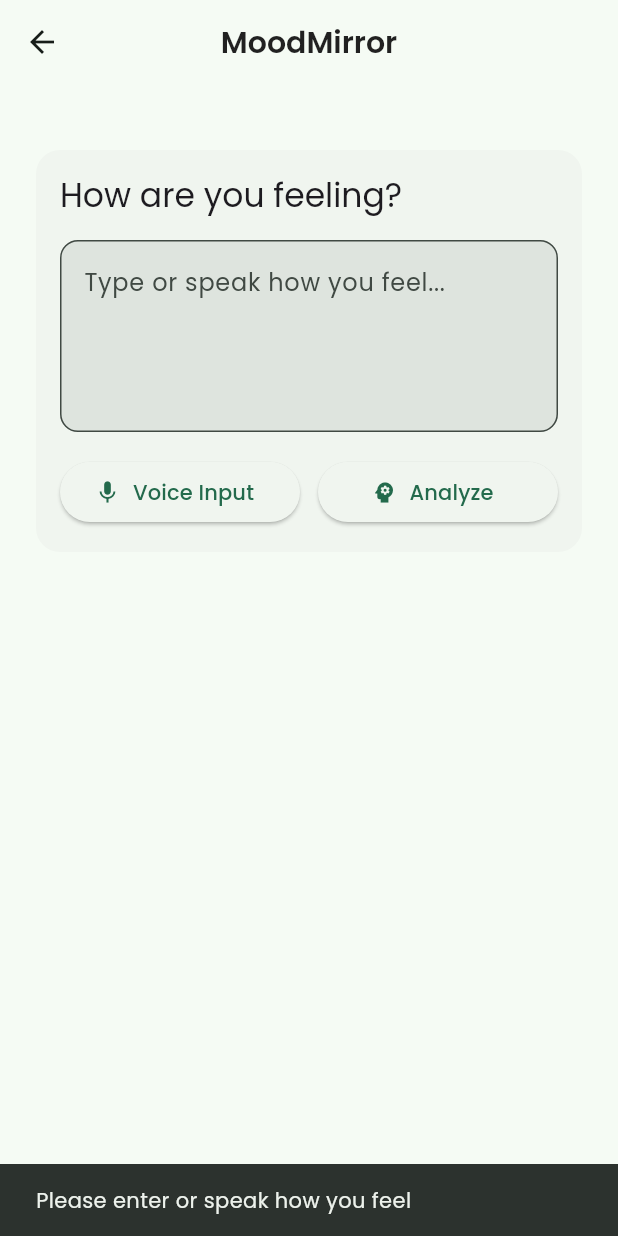
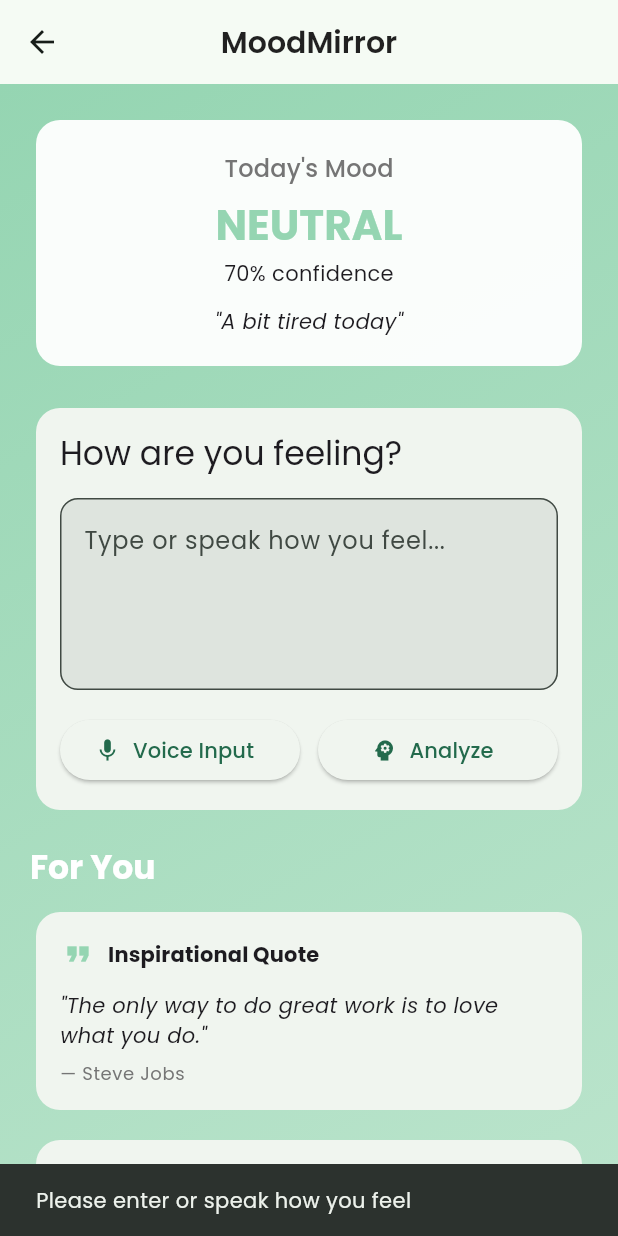
Before and after one commit to Nusrat207/serenote, a Flutter app: the screen it shows after launch, item 2 of the bottom bar chosen, after a tap on "Analyze", on a phone screen of 412 x 824 dp. Run offline on Flutter 3.47's test engine with Material 3 defaults, Android fonts, the phone set to English and light mode, and no system bars; our stand-ins replace audioplayers, flutter_dotenv, flutter_riverpod, google_fonts, permission_handler, qr_flutter and 5 more; missing offline and left inert: record; accounts and stored records are empty; network calls fail.

Commit message:
fixed supabase integration with mood tracker

```diff
--- a/lib/features/dashboard/presentation/screens/dashboard_screen.dart
+++ b/lib/features/dashboard/presentation/screens/dashboard_screen.dart
@@ -20,8 +20,8 @@ class _DashboardScreenState extends ConsumerState<DashboardScreen> {
   @override
   Widget build(BuildContext context) {
     final allMoods = ref.watch(moodEntriesProvider);
-    final recentMoods =
-        ref.read(moodEntriesProvider.notifier).getRecentEntries(days: 7);
+    final recentMoods = ref.watch(moodEntriesProvider.notifier).getRecentEntries(days: 7);
+
 
     return FutureBuilder<MoodEntry?>(
       future: ref.read(moodEntriesProvider.notifier).getTodaysMood(),
@@ -390,7 +390,7 @@ class _DashboardScreenState extends ConsumerState<DashboardScreen> {
             children: [
               _buildNavItem(
                 icon: Icons.access_time,
-                label: 'Routine',
+                label: 'ToDo',
                 onTap: () {
                   Navigator.push(
                     context,
@@ -421,16 +421,8 @@ class _DashboardScreenState extends ConsumerState<DashboardScreen> {
                   );
                 },
               ),
-              _buildNavItem(
-                icon: Icons.lightbulb_outline,
-                label: 'Inspire',
-                onTap: () {
-                  ScaffoldMessenger.of(context).showSnackBar(
-                    const SnackBar(
-                        content: Text('Inspiration - Coming Soon')),
-                  );
-                },
-              ),
+
+
             ],
           ),
         ),
--- a/lib/features/mood/presentation/providers/mood_provider.dart
+++ b/lib/features/mood/presentation/providers/mood_provider.dart
@@ -1,13 +1,14 @@
 import 'package:flutter_riverpod/flutter_riverpod.dart';
 import 'package:serenote/features/mood/data/models/mood_entry.dart';
 import 'package:serenote/features/mood/data/services/sentiment_service.dart';
-import 'package:serenote/core/database/database_service.dart';
+import 'package:serenote/features/mood/data/services/mood_service.dart';
 import 'package:supabase_flutter/supabase_flutter.dart';
-import '../../data/services/mood_service.dart';
+
 final sentimentServiceProvider = Provider((ref) => SentimentService());
 final moodServiceProvider = Provider((ref) => MoodService());
 
-final moodEntriesProvider = StateNotifierProvider<MoodEntriesNotifier, List<MoodEntry>>(
+final moodEntriesProvider =
+    StateNotifierProvider<MoodEntriesNotifier, List<MoodEntry>>(
   (ref) => MoodEntriesNotifier(
     ref.read(sentimentServiceProvider),
     ref.read(moodServiceProvider),
@@ -17,35 +18,62 @@ final moodEntriesProvider = StateNotifierProvider<MoodEntriesNotifier, List<Mood
 class MoodEntriesNotifier extends StateNotifier<List<MoodEntry>> {
   final SentimentService _sentimentService;
   final MoodService _moodService;
-  //final String _userId = Supabase.instance.client.auth.currentUser!.id;
-  final String _userId = Supabase.instance.client.auth.currentUser?.id ?? '11111111-1111-1111-1111-111111111111';
 
-
-
-  MoodEntriesNotifier(this._sentimentService, this._moodService) : super([]) {
+  MoodEntriesNotifier(this._sentimentService, this._moodService)
+      : super([]) {
     _loadEntries();
   }
 
+  /// Use dummy UUID pre-login
+  String get _userId =>
+      Supabase.instance.client.auth.currentUser?.id ??
+      '11111111-1111-1111-1111-111111111111';
+
+  bool get isDummyUser =>
+      Supabase.instance.client.auth.currentUser == null;
+
+  /// Load moods for user or dummy fallback
   Future<void> _loadEntries() async {
     try {
-      final moods = await _moodService.getMoods(_userId);
-      state = moods;
+      if (isDummyUser) {
+        // Dummy fallback data
+        state = [
+          MoodEntry(
+              id: 0,
+              text: 'Feeling good!',
+              detectedMood: 'joy',
+              confidence: 0.9,
+              timestamp: DateTime.now().subtract(const Duration(days: 1))),
+          MoodEntry(
+              id: 1,
+              text: 'A bit tired today',
+              detectedMood: 'neutral',
+              confidence: 0.7,
+              timestamp: DateTime.now()),
+        ];
+      } else {
+        final moods = await _moodService.getMoods(_userId);
+        state = moods;
+      }
     } catch (e) {
       print('Error loading moods: $e');
+      state = [];
     }
   }
 
-  /// NEW: refresh method for UI buttons or after analyze
-  Future<void> refreshEntries() async {
-    await _loadEntries();
-  }
+  /// Refresh UI
+  Future<void> refreshEntries() async => await _loadEntries();
 
-  Future<Map<String, dynamic>> analyzeMood(String text, {bool isVoiceInput = false}) async {
+  /// Analyze text and add a new mood
+  Future<Map<String, dynamic>> analyzeMood(String text,
+      {bool isVoiceInput = false}) async {
     try {
       final result = await _sentimentService.analyzeEmotions(text);
-
       if (!result['success']) {
-        return {'success': false, 'error': result['error'] ?? 'Failed to analyze mood'};
+        return {
+          'success': false,
+          'error': result['error'] ?? 'Failed to analyze mood'
+        };
       }
 
       final mood = MoodEntry.mapSentimentToMood(result['label']);
@@ -57,10 +85,12 @@ class MoodEntriesNotifier extends StateNotifier<List<MoodEntry>> {
         isVoiceInput: isVoiceInput,
       );
 
-      final id = await _moodService.addMood(entry, _userId);
-      if (id != null) {
-        state = [entry.copyWith(id: id)] + state;
+      int? id;
+      if (!isDummyUser) {
+        id = await _moodService.addMood(entry, _userId);
       }
+
+      state = [entry.copyWith(id: id)] + state;
 
       return {'success': true, 'entry': entry};
     } catch (e) {
@@ -68,10 +98,15 @@ class MoodEntriesNotifier extends StateNotifier<List<MoodEntry>> {
     }
   }
 
+  /// Get today's mood
   Future<MoodEntry?> getTodaysMood() async {
+    if (isDummyUser) {
+      return state.isNotEmpty ? state.last : null;
+    }
     return await _moodService.getTodaysMood(_userId);
   }
 
+  /// Get recent entries
   List<MoodEntry> getRecentEntries({int days = 7}) {
     final cutoff = DateTime.now().subtract(Duration(days: days));
     return state.where((entry) => entry.timestamp.isAfter(cutoff)).toList();
--- a/lib/features/mood/presentation/screens/mood_screen.dart
+++ b/lib/features/mood/presentation/screens/mood_screen.dart
@@ -6,7 +6,6 @@ import 'package:serenote/features/mood/presentation/providers/mood_provider.dart
 import 'package:serenote/features/mood/presentation/providers/inspiration_provider.dart';
 import 'package:serenote/core/theme/mood_colors.dart';
 import 'package:serenote/features/mood/data/models/mood_entry.dart';
-
 
 final todaysMoodProvider = FutureProvider<MoodEntry?>(
   (ref) => ref.read(moodEntriesProvider.notifier).getTodaysMood(),
@@ -86,19 +85,25 @@ class _MoodScreenState extends ConsumerState<MoodScreen> {
       ScaffoldMessenger.of(context).showSnackBar(
         SnackBar(
           content: Text(
-              'Mood detected: ${result['entry'].detectedMood.toUpperCase()}'),
-          backgroundColor:
-              MoodColors.getColorForMood(result['entry'].detectedMood),
+            'Mood detected: ${result['entry'].detectedMood.toUpperCase()}',
+          ),
+          backgroundColor: MoodColors.getColorForMood(
+            result['entry'].detectedMood,
+          ),
         ),
       );
     } else {
-      ScaffoldMessenger.of(context)
-          .showSnackBar(SnackBar(content: Text('Error: ${result['error']}')));
+      ScaffoldMessenger.of(
+        context,
+      ).showSnackBar(SnackBar(content: Text('Error: ${result['error']}')));
     }
+    ref.refresh(todaysMoodProvider);
+    await ref.read(moodEntriesProvider.notifier).refreshEntries();
   }
 
   Future<void> _playPreview(String url) async {
-    if (_audioPlayer.state == PlayerState.playing && _currentPlayingUrl == url) {
+    if (_audioPlayer.state == PlayerState.playing &&
+        _currentPlayingUrl == url) {
       await _audioPlayer.pause();
     } else {
       await _audioPlayer.play(UrlSource(url));
@@ -170,18 +175,17 @@ class _MoodScreenState extends ConsumerState<MoodScreen> {
           children: [
             Text(
               'Today\'s Mood',
-              style: Theme.of(context)
-                  .textTheme
-                  .titleMedium
-                  ?.copyWith(color: Colors.grey.shade600),
+              style: Theme.of(
+                context,
+              ).textTheme.titleMedium?.copyWith(color: Colors.grey.shade600),
             ),
             const SizedBox(height: 8),
             Text(
               mood.detectedMood.toUpperCase(),
               style: Theme.of(context).textTheme.headlineMedium?.copyWith(
-                    fontWeight: FontWeight.bold,
-                    color: MoodColors.getColorForMood(mood.detectedMood),
-                  ),
+                fontWeight: FontWeight.bold,
+                color: MoodColors.getColorForMood(mood.detectedMood),
+              ),
             ),
             const SizedBox(height: 4),
             Text('${(mood.confidence * 100).toStringAsFixed(0)}% confidence'),
@@ -189,10 +193,9 @@ class _MoodScreenState extends ConsumerState<MoodScreen> {
             if (mood.text.isNotEmpty)
               Text(
                 '"${mood.text}"',
-                style: Theme.of(context)
-                    .textTheme
-                    .bodyMedium
-                    ?.copyWith(fontStyle: FontStyle.italic),
+                style: Theme.of(
+                  context,
+                ).textTheme.bodyMedium?.copyWith(fontStyle: FontStyle.italic),
                 textAlign: TextAlign.center,
               ),
           ],
@@ -208,8 +211,10 @@ class _MoodScreenState extends ConsumerState<MoodScreen> {
         child: Column(
           crossAxisAlignment: CrossAxisAlignment.stretch,
           children: [
-            Text('How are you feeling?',
-                style: Theme.of(context).textTheme.titleLarge),
+            Text(
+              'How are you feeling?',
+              style: Theme.of(context).textTheme.titleLarge,
+            ),
             const SizedBox(height: 16),
             TextField(
               controller: _textController,
@@ -217,7 +222,8 @@ class _MoodScreenState extends ConsumerState<MoodScreen> {
               decoration: InputDecoration(
                 hintText: 'Type or speak how you feel...',
                 border: OutlineInputBorder(
-                    borderRadius: BorderRadius.circular(12)),
+                  borderRadius: BorderRadius.circular(12),
+                ),
                 filled: true,
               ),
             ),
@@ -226,12 +232,16 @@ class _MoodScreenState extends ConsumerState<MoodScreen> {
               children: [
                 Expanded(
                   child: ElevatedButton.icon(
-                    onPressed:
-                        _isAnalyzing ? null : (_isListening ? _stopListening : _startListening),
+                    onPressed: _isAnalyzing
+                        ? null
+                        : (_isListening ? _stopListening : _startListening),
                     icon: Icon(_isListening ? Icons.stop : Icons.mic),
                     label: Text(_isListening ? 'Stop' : 'Voice Input'),
                     style: ElevatedButton.styleFrom(
-                        backgroundColor: _isListening ? Colors.red.shade300 : null),
+                      backgroundColor: _isListening
+                          ? Colors.red.shade300
+                          : null,
+                    ),
                   ),
                 ),
                 const SizedBox(width: 12),
@@ -260,11 +270,13 @@ class _MoodScreenState extends ConsumerState<MoodScreen> {
     return Column(
       crossAxisAlignment: CrossAxisAlignment.stretch,
       children: [
-        Text('For You',
-            style: Theme.of(context)
-                .textTheme
-                .titleLarge
-                ?.copyWith(fontWeight: FontWeight.bold, color: Colors.white)),
+        Text(
+          'For You',
+          style: Theme.of(context).textTheme.titleLarge?.copyWith(
+            fontWeight: FontWeight.bold,
+            color: Colors.white,
+          ),
+        ),
         const SizedBox(height: 12),
         _buildQuoteSection(mood),
         const SizedBox(height: 12),
@@ -292,16 +304,26 @@ class _MoodScreenState extends ConsumerState<MoodScreen> {
           backgroundColor: MoodColors.getColorForMood(entry.detectedMood),
           child: Text(
             entry.detectedMood[0].toUpperCase(),
-            style: const TextStyle(color: Colors.white, fontWeight: FontWeight.bold),
+            style: const TextStyle(
+              color: Colors.white,
+              fontWeight: FontWeight.bold,
+            ),
           ),
         ),
         title: Text(entry.detectedMood),
-        subtitle: Text(entry.text, maxLines: 2, overflow: TextOverflow.ellipsis),
+        subtitle: Text(
+          entry.text,
+          maxLines: 2,
+          overflow: TextOverflow.ellipsis,
+        ),
         trailing: Column(
           mainAxisAlignment: MainAxisAlignment.center,
           children: [
-            Text('${entry.timestamp.hour}:${entry.timestamp.minute.toString().padLeft(2, '0')}'),
-            if (entry.isVoiceInput) const Icon(Icons.mic, size: 16, color: Colors.grey),
+            Text(
+              '${entry.timestamp.hour}:${entry.timestamp.minute.toString().padLeft(2, '0')}',
+            ),
+            if (entry.isVoiceInput)
+              const Icon(Icons.mic, size: 16, color: Colors.grey),
           ],
         ),
       ),
@@ -484,5 +506,4 @@ class _MoodScreenState extends ConsumerState<MoodScreen> {
       error: (_, __) => const SizedBox(),
     );
   }
-
 }
```
Also changed, not shown: lib/features/auth/presentation/screens/login_screen.dart (+18 -9 lines), 1 other file.
